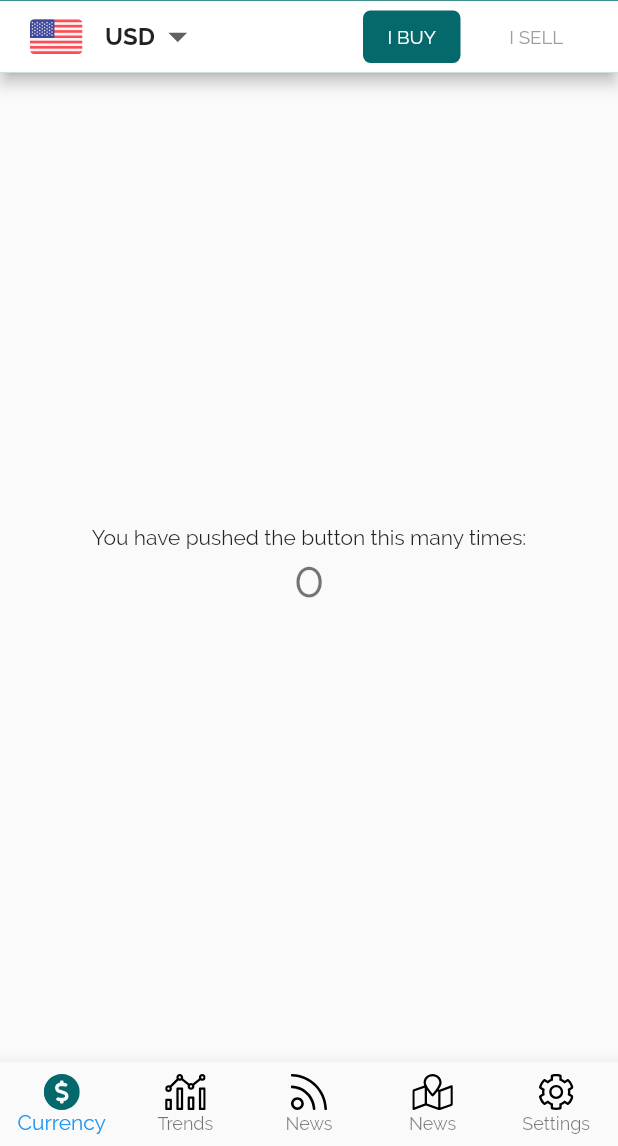
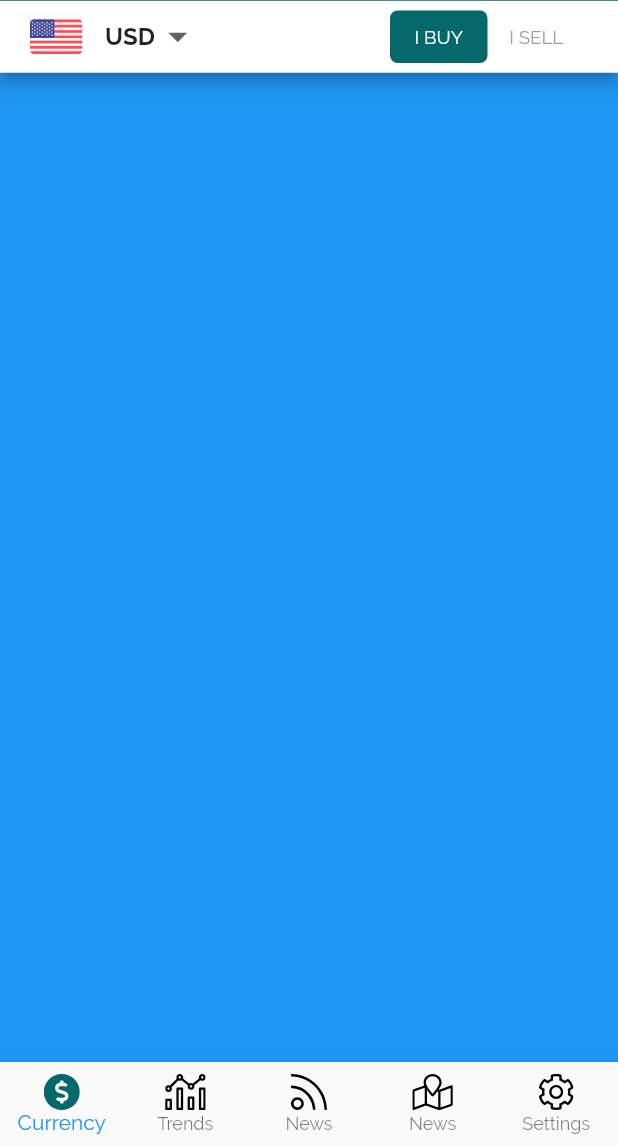
Before and after one commit to nattawut-Mecode/mechange_app, a Flutter app: the screen it shows after launch, on a phone screen of 412 x 824 dp, the part 90-1236 px from its top. Run offline on Flutter 3.47's test engine with Material 2 defaults, Android fonts, the phone set to English and light mode, and no system bars; our stand-ins replace flutter_svg.

Commit message:
feat : add sample pages and refactor page

```diff
--- a/lib/main.dart
+++ b/lib/main.dart
@@ -1,14 +1,19 @@
 import 'package:flutter/material.dart';
 import 'package:flutter_svg/svg.dart';
-import 'package:mechange_app/provider/bottom_navigation_index.dart';
-import 'package:mechange_app/provider/is_buy.dart';
-import 'package:mechange_app/provider/theme.dart';
-import 'package:mechange_app/widgets/country_dropdown.dart';
+
 import 'package:provider/provider.dart';
+
+import 'provider/bottom_navigation_index.dart';
+import 'provider/is_buy.dart';
+import 'provider/theme.dart';
+import 'widgets/country_dropdown.dart';
+import 'pages/settings.dart';
 
 void main() {
   runApp(MultiProvider(providers: [
-    ChangeNotifierProvider(create: (_) => ThemeProvider(themePrimary: Color.fromRGBO(5, 105, 107, 1))),
+    ChangeNotifierProvider(
+        create: (_) =>
+            ThemeProvider(themePrimary: Color.fromRGBO(5, 105, 107, 1))),
     ChangeNotifierProvider(create: (_) => BottomNavigationIndexProvider()),
     ChangeNotifierProvider(create: (_) => BuyProvider())
   ], child: MyApp()));
@@ -38,9 +43,6 @@ class MyHomePage extends StatefulWidget {
 }
 
 class _MyHomePageState extends State<MyHomePage> {
-  int _counter = 0;
-
-  String dropdownValue = "USD";
 
   var _listCountry = <String>[
     "USD",
@@ -58,12 +60,141 @@ class _MyHomePageState extends State<MyHomePage> {
     "Settings",
   ];
 
-  BottomNavigationBarItem bottomNavigator(bool active,String activeAsset,String unActiveAsset,String title,ThemeProvider themeProvider){
+  List<Widget> _pages = [
+    Container(
+      color: Colors.blue,
+    ),
+    Container(
+      color: Colors.red,
+    ),
+    Container(
+      color: Colors.purple,
+    ),
+    Container(
+      color: Colors.orange,
+    ),
+    SettingsPage()
+  ];
+
+  String dropdownValue = "USD";
+
+  BottomNavigationBarItem bottomNavigator(bool active, String activeAsset,String unActiveAsset, String title, ThemeProvider themeProvider) {
     return BottomNavigationBarItem(
-              icon: SvgPicture.asset(active?activeAsset:unActiveAsset),
-              title: Text(title,style: TextStyle(color: active? themeProvider.themePrimary:Colors.black),));
+        icon: SvgPicture.asset(active ? activeAsset : unActiveAsset),
+        title: Text(
+          title,
+          style: TextStyle(
+              color: active ? themeProvider.themePrimary : Colors.black),
+        ));
   }
 
+  Widget dropDownCountry() {
+    return Expanded(
+        child: Container(
+            margin: EdgeInsets.only(left: 20),
+            child: DropdownButton<String>(
+              value: dropdownValue,
+              icon: Icon(
+                Icons.arrow_drop_down,
+                size: 30,
+              ),
+              iconSize: 24,
+              elevation: 16,
+              underline: Container(),
+              onChanged: (newValue) {
+                setState(() {
+                  dropdownValue = newValue;
+                  //currencyController.add(newValue);
+                });
+              },
+              items: _listCountry.map<DropdownMenuItem<String>>((String value) {
+                return DropdownMenuItem<String>(
+                  value: value,
+                  child: CountryDropDownItem(
+                    shortCurrency: value,
+                  ),
+                );
+              }).toList(),
+            )));
+  }
+
+  Widget toggleButtonCurrencyMode(BuyProvider isBuy, ThemeProvider theme) {
+    return Expanded(
+      child: Container(
+        margin: const EdgeInsets.only(right: 22),
+        alignment: Alignment.centerRight,
+        child: Row(
+          mainAxisAlignment: MainAxisAlignment.end,
+          children: <Widget>[
+            GestureDetector(
+              onTap: () {
+                isBuy.changeBuyMode(true);
+              },
+              child: Container(
+                width: 65,
+                height: 35,
+                child: Center(
+                  child: Text("I BUY",
+                      style: TextStyle(
+                          fontSize: 12.5,
+                          color: isBuy.isBuy ? Colors.white : Colors.grey)),
+                ),
+                decoration: BoxDecoration(
+                    color:
+                        isBuy.isBuy ? theme.themePrimary : Colors.transparent,
+                    borderRadius: BorderRadius.circular(5)),
+              ),
+            ),
+            GestureDetector(
+              onTap: () {
+                isBuy.changeBuyMode(false);
+              },
+              child: Container(
+                width: 65,
+                height: 35,
+                child: Center(
+                  child: Text(
+                    "I SELL",
+                    style: TextStyle(
+                        fontSize: 12.5,
+                        color:
+                            isBuy.isBuy == false ? Colors.white : Colors.grey),
+                  ),
+                ),
+                decoration: BoxDecoration(
+                    color: isBuy.isBuy == false
+                        ? theme.themePrimary
+                        : Colors.transparent,
+                    borderRadius: BorderRadius.circular(5)),
+              ),
+            )
+          ],
+        ),
+      ),
+    );
+  }
+
+  Widget bottomAppBar(BottomNavigationIndexProvider selectedIndex,BuyProvider isBuy, ThemeProvider theme) {
+    return PreferredSize(
+      preferredSize:
+          Size.fromHeight(selectedIndex.selectedIndex == 0 ? 52.5 : 0),
+      child: AnimatedOpacity(
+        duration: Duration(milliseconds: 500),
+        opacity: selectedIndex.selectedIndex == 0 ? 1 : 0,
+        child: AnimatedContainer(
+          duration: Duration(milliseconds: 350),
+          height: selectedIndex.selectedIndex == 0 ? 48 : 0,
+          color: Colors.white,
+          child: Row(
+            children: <Widget>[
+              dropDownCountry(),
+              toggleButtonCurrencyMode(isBuy, theme)
+            ],
+          ),
+        ),
+      ),
+    );
+  }
 
   @override
   Widget build(BuildContext context) {
@@ -88,7 +219,8 @@ class _MyHomePageState extends State<MyHomePage> {
             ],
           ),
           actions: [
-          selectedIndex.selectedIndex == 0? Padding(
+            selectedIndex.selectedIndex == 0
+                ? Padding(
                     padding: const EdgeInsets.only(right: 7.5),
                     child: IconButton(
                         icon: Image.asset(
@@ -97,108 +229,12 @@ class _MyHomePageState extends State<MyHomePage> {
                           height: 25,
                         ),
                         onPressed: () {}),
-          ):Container()
+                  )
+                : Container()
           ],
           backgroundColor: theme.themePrimary,
-        bottom: PreferredSize(
-            preferredSize: Size.fromHeight(selectedIndex.selectedIndex==0? 52.5:0),
-            child: AnimatedOpacity(
-              duration: Duration(milliseconds: 500),
-              opacity: selectedIndex.selectedIndex == 0? 1:0,
-              child: AnimatedContainer(
-                duration: Duration(milliseconds: 350),
-                height: selectedIndex.selectedIndex == 0? 48:0,
-                color: Colors.white ,
-                child: Row(
-                  children: <Widget>[
-                    Expanded(
-                      child: Container(
-                        margin: EdgeInsets.only(left: 20),
-                        child: DropdownButton<String>(
-                          value: dropdownValue,
-                          icon: Icon(Icons.arrow_drop_down,size: 30,),
-                          iconSize: 24,
-                          elevation: 16,
-                          underline: Container(),
-                          onChanged: (newValue) {
-                            setState(() {
-                              dropdownValue = newValue;
-                              //currencyController.add(newValue);
-                            });
-                          },
-                          items: _listCountry.map<DropdownMenuItem<String>>((String value) {
-                            return DropdownMenuItem<String>(
-                              value: value,
-                              child: CountryDropDownItem(shortCurrency: value,),
-                            );
-                          }).toList(),
-                        )
-                      )
-                    ),
-                    Expanded(
-                      child: Container(
-                        margin: const EdgeInsets.only(right: 22),
-                        alignment: Alignment.centerRight,
-                        child: Row(
-                          mainAxisAlignment: MainAxisAlignment.end,
-                          children: <Widget>[
-                            GestureDetector(
-                              onTap: (){
-                                isBuy.changeBuyMode(true);
-                              },
-                            child: Container(
-                              width: 65,
-                              height: 35,
-                              child: Center(
-                                child: Text("I BUY",style: TextStyle(fontSize: 12.5,color: isBuy.isBuy? Colors.white:Colors.grey)),
-                              ),
-                              decoration: BoxDecoration(
-                                color: isBuy.isBuy? theme.themePrimary:Colors.transparent,
-                                borderRadius: BorderRadius.circular(5)
-                              ),
-                            ),
-                          ),
-                          SizedBox(width: 18,),
-                          GestureDetector(
-                            onTap: (){
-                              isBuy.changeBuyMode(false);
-                            },
-                            child: Container(
-                              width: 65,
-                              height: 35,
-                              child: Center(
-                                child: Text("I SELL",style: TextStyle(fontSize: 12.5,color: isBuy.isBuy == false? Colors.white:Colors.grey),),
-                              ),
-                              decoration: BoxDecoration(
-                                color: isBuy.isBuy == false? theme.themePrimary:Colors.transparent,
-                                borderRadius: BorderRadius.circular(5)
-                              ),
-                            ),
-                          )
-                        ],
-                          ),
-                      ),
-                    )
-                  ],
-                ),
-              ),
-            ),
-          ),
-      ),
-      body: Center(
-        child: Column(
-          mainAxisAlignment: MainAxisAlignment.center,
-          children: <Widget>[
-            Text(
-              'You have pushed the button this many times:',
-            ),
-            Text(
-              '$_counter',
-              style: Theme.of(context).textTheme.headline4,
-            ),
-          ],
-        ),
-      ),
+          bottom: bottomAppBar(selectedIndex, isBuy, theme)),
+      body: _pages[selectedIndex.selectedIndex] ,
       bottomNavigationBar: BottomNavigationBar(
         type: BottomNavigationBarType.fixed,
         onTap: (index) {
@@ -206,11 +242,36 @@ class _MyHomePageState extends State<MyHomePage> {
         },
         currentIndex: selectedIndex.selectedIndex,
         items: [
-          bottomNavigator(selectedIndex.selectedIndex == 0,"assets/icons/usd-circle_select.svg","assets/icons/usd-circle.svg","Currency",theme),
-          bottomNavigator(selectedIndex.selectedIndex == 1,"assets/icons/analytics_select.svg","assets/icons/analytics.svg","Trends",theme),
-          bottomNavigator(selectedIndex.selectedIndex == 2,"assets/icons/rss_select.svg","assets/icons/rss.svg","News",theme),
-          bottomNavigator(selectedIndex.selectedIndex == 3,"assets/icons/map-marked__select.svg","assets/icons/map-marked.svg","News",theme),
-          bottomNavigator(selectedIndex.selectedIndex == 4,"assets/icons/cog_select.svg","assets/icons/cog.svg","Settings",theme),
+          bottomNavigator(
+              selectedIndex.selectedIndex == 0,
+              "assets/icons/usd-circle_select.svg",
+              "assets/icons/usd-circle.svg",
+              "Currency",
+              theme),
+          bottomNavigator(
+              selectedIndex.selectedIndex == 1,
+              "assets/icons/analytics_select.svg",
+              "assets/icons/analytics.svg",
+              "Trends",
+              theme),
+          bottomNavigator(
+              selectedIndex.selectedIndex == 2,
+              "assets/icons/rss_select.svg",
+              "assets/icons/rss.svg",
+              "News",
+              theme),
+          bottomNavigator(
+              selectedIndex.selectedIndex == 3,
+              "assets/icons/map-marked__select.svg",
+              "assets/icons/map-marked.svg",
+              "News",
+              theme),
+          bottomNavigator(
+              selectedIndex.selectedIndex == 4,
+              "assets/icons/cog_select.svg",
+              "assets/icons/cog.svg",
+              "Settings",
+              theme),
         ],
       ),
     );
```
Lines whose indentation alone changed are shown as unchanged.
